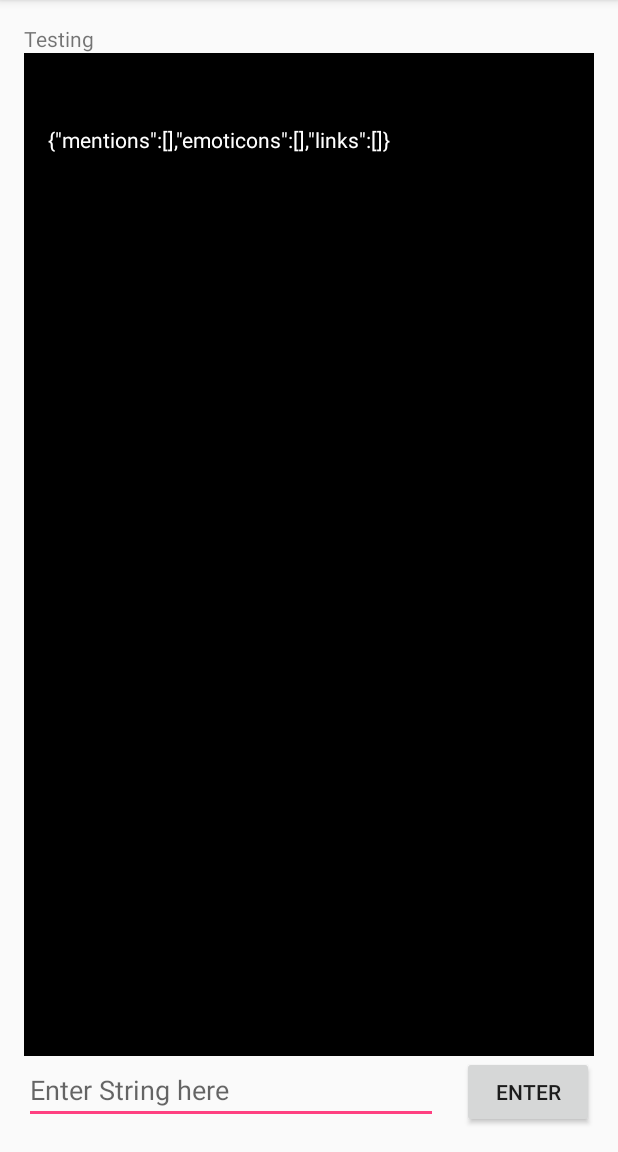
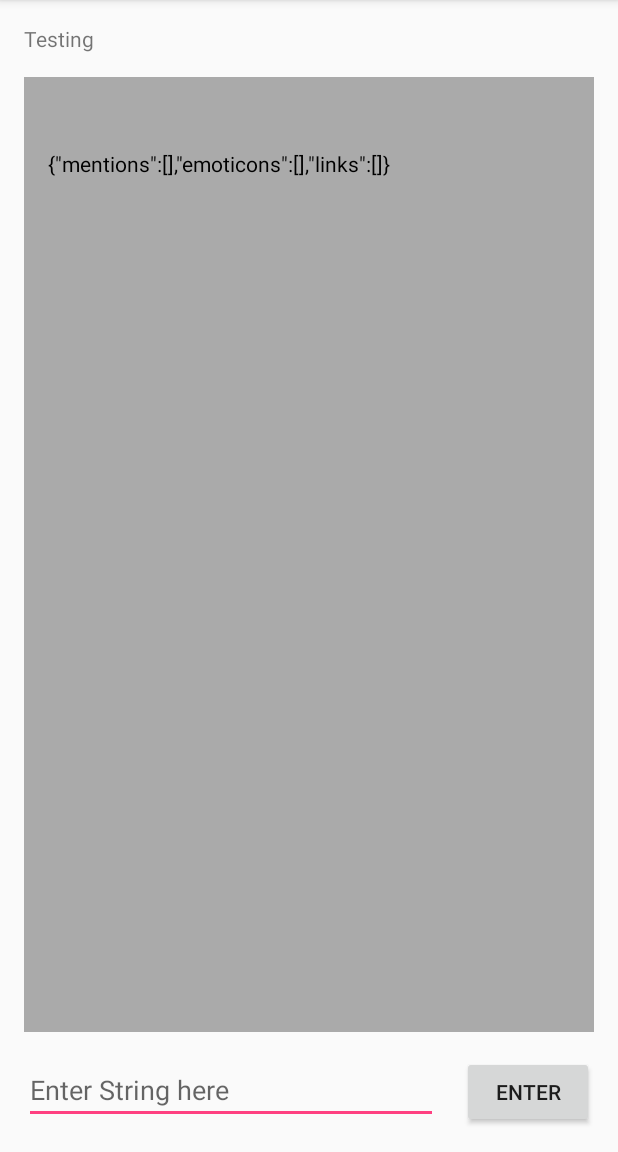
Before and after one commit to RanaAli/ChatStringParser, an Android app: the screen it shows after launch (MainActivity), after a tap on "ENTER", on a phone screen of 412 x 824 dp, the part 84-1236 px from its top. Run offline under Robolectric (Android 15) with nearby library versions, the phone set to English and light mode, and no system bars; our stand-ins replace ButterKnife.

Commit message:
Fix Code with code cleansing

```diff
--- a/app/src/main/java/com/example/andro/ChatStringParser/mainscreen/MainScreenFragment.java
+++ b/app/src/main/java/com/example/andro/ChatStringParser/mainscreen/MainScreenFragment.java
@@ -14,7 +14,6 @@ import com.example.andro.myapplication.R;
  */
 
 public class MainScreenFragment extends Fragment {
-    private MainScreenPresenter mainScreenPresenter;
     private MainScreenView mainScreenView;
 
     @Nullable
@@ -24,7 +23,7 @@ public class MainScreenFragment extends Fragment {
 
         View view = inflater.inflate(R.layout.main_fragment, container, false);
         mainScreenView = new MainScreenView(view);
-        mainScreenPresenter = new MainScreenPresenter(mainScreenView);
+        MainScreenPresenter mainScreenPresenter = new MainScreenPresenter(mainScreenView);
 
         return view;
 
--- a/app/src/main/java/com/example/andro/ChatStringParser/mainscreen/MainScreenPresenter.java
+++ b/app/src/main/java/com/example/andro/ChatStringParser/mainscreen/MainScreenPresenter.java
@@ -12,9 +12,10 @@ import org.json.JSONObject;
 
 public class MainScreenPresenter {
 
+    private static final String NEW_LINE = "\n";
     private MainScreenView mainScreenView;
 
-    public MainScreenPresenter(MainScreenView mainScreenView) {
+    MainScreenPresenter(MainScreenView mainScreenView) {
         this.mainScreenView = mainScreenView;
         this.mainScreenView.setMainScreenViewInterface(mainScreenViewInterface);
 
@@ -27,15 +28,12 @@ public class MainScreenPresenter {
         public void inputString(String inputString) {
 
             try {
-
                 JSONObject jsonObject = new CreateJson().execute(inputString).get();
 
-                String displayText = inputString + "\n" + "\n" + jsonObject.toString();
+                String displayText = inputString + NEW_LINE + NEW_LINE + jsonObject.toString();
                 mainScreenView.setOutputText(displayText);
-
             } catch (Exception e) {
                 e.printStackTrace();
-
             }
         }
 
--- a/app/src/main/java/com/example/andro/ChatStringParser/mainscreen/MainScreenView.java
+++ b/app/src/main/java/com/example/andro/ChatStringParser/mainscreen/MainScreenView.java
@@ -15,6 +15,8 @@ import butterknife.ButterKnife;
  */
 
 public class MainScreenView {
+
+    private static final String NEW_LINE = "\n";
 
     @BindView(R.id.mainScreenOutputTextView)
     protected TextView outputTextView;
@@ -50,7 +52,7 @@ public class MainScreenView {
     }
 
     void appendOutputText(String outputText){
-        outputTextView.append("\n" + outputText);
+        outputTextView.append(NEW_LINE + outputText);
     }
 
     String getInputText(){
--- a/app/src/main/java/com/example/andro/ChatStringParser/utils/LinkExtractor.java
+++ b/app/src/main/java/com/example/andro/ChatStringParser/utils/LinkExtractor.java
@@ -45,11 +45,11 @@ public class LinkExtractor {
                 output = addUrlProtocolIfNeeded(inputString, output, start);
 
                 String urlTitle;
+
                 try {
                     urlTitle = TitleExtractor.getPageTitle(output);
                 } catch (Exception e) {
                     e.printStackTrace();
-
                     urlTitle = "";
                 }
 
--- a/app/src/main/java/com/example/andro/ChatStringParser/utils/MentionsExtractor.java
+++ b/app/src/main/java/com/example/andro/ChatStringParser/utils/MentionsExtractor.java
@@ -9,8 +9,7 @@ import org.json.JSONArray;
 
 public class MentionsExtractor {
 
-    public static final String NON_WORD_REGEX = "[^\\w']+";
-
+    private static final String NON_WORD_REGEX = "[^\\w']+";
     private static final String MENTIONS_CHAR = "@";
     private static final String STRING_SPACE = " ";
 
--- a/app/src/main/java/com/example/andro/ChatStringParser/utils/TitleExtractor.java
+++ b/app/src/main/java/com/example/andro/ChatStringParser/utils/TitleExtractor.java
@@ -12,6 +12,11 @@ import java.util.regex.Pattern;
 
 /**
  * Created by andro on 12/18/2016.
+ * <p>
+ * The code was taken from the following link.
+ * http://www.gotoquiz.com/web-coding/programming/
+ * java-programming/how-to-extract-titles-from-web-pages-in-java/
+ *
  */
 
 public class TitleExtractor {
@@ -92,7 +97,8 @@ public class TitleExtractor {
     }
 
     private static Charset getCharset(ContentType contentType) {
-        if (contentType != null && contentType.charsetName != null && Charset.isSupported(contentType.charsetName))
+        if (contentType != null
+                && contentType.charsetName != null && Charset.isSupported(contentType.charsetName))
             return Charset.forName(contentType.charsetName);
         else
             return null;
@@ -102,14 +108,16 @@ public class TitleExtractor {
      * Class holds the content type and charset (if present)
      */
     private static final class ContentType {
-        private static final Pattern CHARSET_HEADER = Pattern.compile("charset=([-_a-zA-Z0-9]+)", Pattern.CASE_INSENSITIVE | Pattern.DOTALL);
+        private static final Pattern CHARSET_HEADER = Pattern.compile("charset=([-_a-zA-Z0-9]+)",
+                Pattern.CASE_INSENSITIVE | Pattern.DOTALL);
 
         private String contentType;
         private String charsetName;
 
         private ContentType(String headerValue) {
             if (headerValue == null)
-                throw new IllegalArgumentException("ContentType must be constructed with a not-null headerValue");
+                throw new IllegalArgumentException("ContentType must be " +
+                        "constructed with a not-null headerValue");
             int n = headerValue.indexOf(";");
             if (n != -1) {
                 contentType = headerValue.substring(0, n);
--- a/app/src/main/res/layout/main_fragment.xml
+++ b/app/src/main/res/layout/main_fragment.xml
@@ -1,16 +1,15 @@
 <?xml version="1.0" encoding="utf-8"?>
 <RelativeLayout xmlns:android="http://schemas.android.com/apk/res/android"
-    xmlns:tools="http://schemas.android.com/tools"
     android:id="@+id/activity_main"
     android:layout_width="match_parent"
     android:layout_height="match_parent"
-    android:padding="@dimen/activity_vertical_margin">
+    android:padding="@dimen/activity_vertical">
 
     <TextView
         android:id="@+id/mainScreenTitleTextView"
         android:layout_width="match_parent"
         android:layout_height="wrap_content"
-        android:text="Testing" />
+        android:text="@string/testing" />
 
     <RelativeLayout
         android:id="@+id/mainScreenInputRelativeLayout"
@@ -23,15 +22,15 @@
             android:layout_width="wrap_content"
             android:layout_height="wrap_content"
             android:layout_alignParentRight="true"
-            android:text="Enter" />
+            android:text="@string/enter" />
 
         <EditText
             android:id="@+id/mainScreenInputEditText"
             android:layout_width="match_parent"
             android:layout_height="wrap_content"
-            android:layout_marginRight="@dimen/activity_horizontal_margin"
+            android:layout_marginRight="@dimen/activity_horizontal"
             android:layout_toLeftOf="@id/mainScreenInputButton"
-            android:hint="Enter String here" />
+            android:hint="@string/chatEditTextHint" />
 
     </RelativeLayout>
 
@@ -41,7 +40,9 @@
         android:layout_height="wrap_content"
         android:layout_above="@id/mainScreenInputRelativeLayout"
         android:layout_below="@id/mainScreenTitleTextView"
-        android:background="@android:color/background_dark"
-        android:padding="@dimen/activity_vertical_margin"
-        android:textColor="@android:color/background_light" />
+        android:layout_marginBottom="@dimen/activity_vertical"
+        android:layout_marginTop="@dimen/activity_vertical"
+        android:background="@android:color/darker_gray"
+        android:padding="@dimen/activity_vertical"
+        android:textColor="@android:color/black" />
 </RelativeLayout>
--- a/app/src/main/res/values-w820dp/dimens.xml
+++ b/app/src/main/res/values-w820dp/dimens.xml
@@ -2,5 +2,5 @@
     <!-- Example customization of dimensions originally defined in res/values/dimens.xml
          (such as screen margins) for screens with more than 820dp of available width. This
          would include 7" and 10" devices in landscape (~960dp and ~1280dp respectively). -->
-    <dimen name="activity_horizontal_margin">64dp</dimen>
+    <dimen name="activity_horizontal">64dp</dimen>
 </resources>
--- a/app/src/main/res/values/dimens.xml
+++ b/app/src/main/res/values/dimens.xml
@@ -1,5 +1,5 @@
 <resources>
     <!-- Default screen margins, per the Android Design guidelines. -->
-    <dimen name="activity_horizontal_margin">16dp</dimen>
-    <dimen name="activity_vertical_margin">16dp</dimen>
+    <dimen name="activity_horizontal">16dp</dimen>
+    <dimen name="activity_vertical">16dp</dimen>
 </resources>
--- a/app/src/main/res/values/strings.xml
+++ b/app/src/main/res/values/strings.xml
@@ -1,3 +1,6 @@
 <resources>
     <string name="app_name">My Application</string>
+    <string name="testing">Testing</string>
+    <string name="enter">Enter</string>
+    <string name="chatEditTextHint">Enter String here</string>
 </resources>
```
Also changed, not shown: 1 other file.
